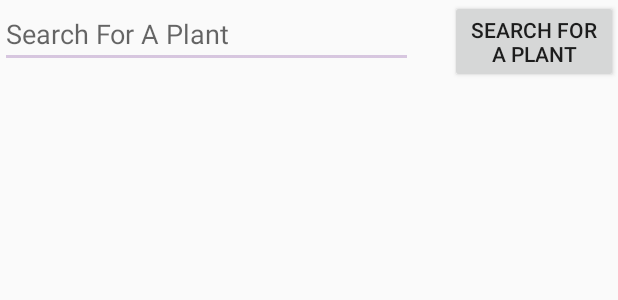
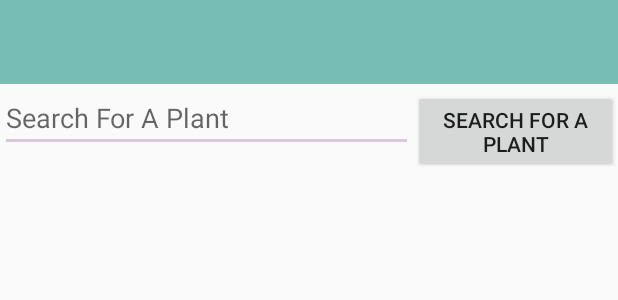
Before and after one commit to foreverFergie/PartyThyme, an Android app: the layout activity_real_search.xml on its own in the app's theme, with its tools: preview values and no code run, on a phone screen of 412 x 824 dp. Shown: the top 300 px of the screen. Run offline under Robolectric (Android 15) with nearby library versions, the phone set to English and light mode, and no system bars.

Commit message:
stuff happened

```diff
--- a/app/src/main/res/layout/activity_real_search.xml
+++ b/app/src/main/res/layout/activity_real_search.xml
@@ -1,20 +1,45 @@
 <?xml version="1.0" encoding="utf-8"?>
-<RelativeLayout xmlns:android="http://schemas.android.com/apk/res/android"
+<LinearLayout xmlns:android="http://schemas.android.com/apk/res/android"
     xmlns:app="http://schemas.android.com/apk/res-auto"
     xmlns:tools="http://schemas.android.com/tools"
     android:layout_width="match_parent"
     android:layout_height="match_parent"
+    android:orientation="vertical"
     tools:context=".RealSearch">
+
+    <android.support.v7.widget.Toolbar
+        android:id="@+id/toolbar"
+        android:layout_width="match_parent"
+        android:layout_height="?attr/actionBarSize"
+        android:background="?attr/colorPrimary"
+        app:popupTheme="@style/AppTheme.PopupOverlay" />
+
+    <LinearLayout
+        android:layout_width="match_parent"
+        android:layout_height="wrap_content"
+        android:orientation="horizontal"
+        >
 
         <EditText
             android:id="@+id/search_plants_bar"
             android:layout_width="275dp"
             android:layout_height="wrap_content"
-        android:layout_marginTop="0dp"
+
             android:inputType="text"
             android:hint="@string/search_hint"
             android:autofillHints="@string/search_hint"
+
             />
+        <Button
+            android:id="@+id/search_plants_button"
+            android:layout_width="wrap_content"
+            android:layout_height="wrap_content"
+            android:text="@string/search_hint"/>
+
+
+    </LinearLayout>
+
+
 
 
     <ListView
@@ -23,12 +48,6 @@
         android:layout_height="wrap_content"
         android:layout_marginTop="52dp" />
 
-    <Button
-        android:id="@+id/search_plants_button"
-        android:layout_width="wrap_content"
-        android:layout_height="wrap_content"
-        android:layout_marginLeft="300dp"
-        android:layout_marginStart="300dp"
-        android:text="@string/search_hint"/>
 
-</RelativeLayout>
+
+</LinearLayout>
```
Also changed, not shown: app/src/main/AndroidManifest.xml (+7 -2 lines), app/src/main/java/edu/wit/mobileapp/partythyme/RealSearch.java (+35 -0 lines), app/src/main/res/drawable/spider_plant.png (added). Lines whose indentation alone changed are shown as unchanged.
